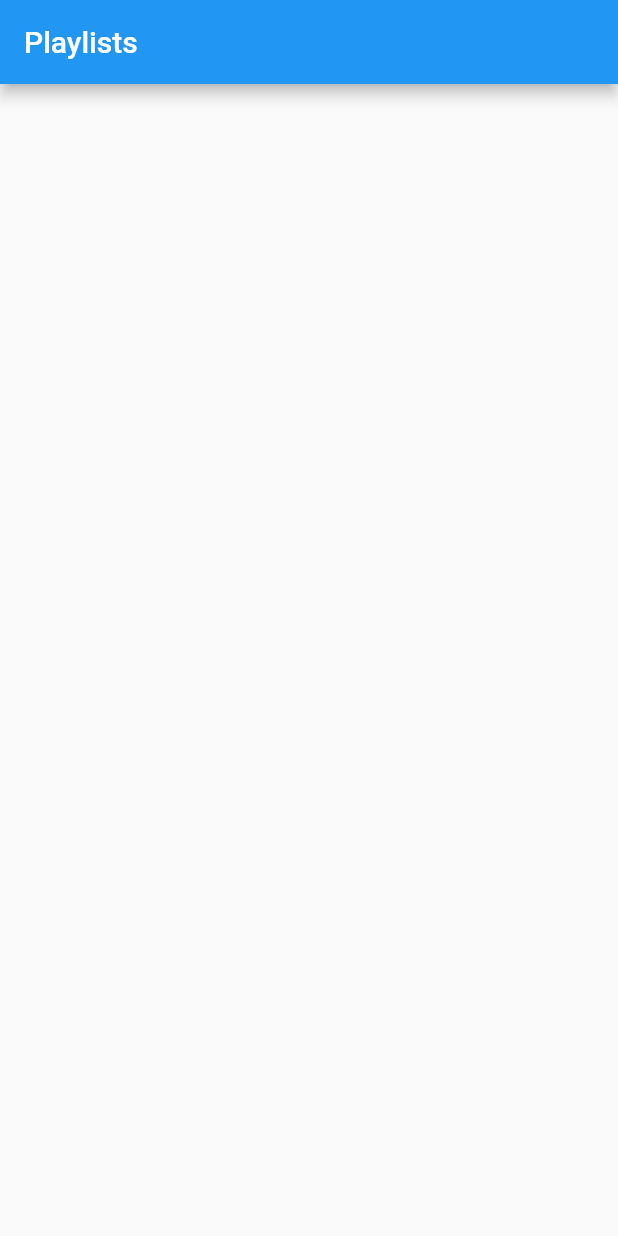
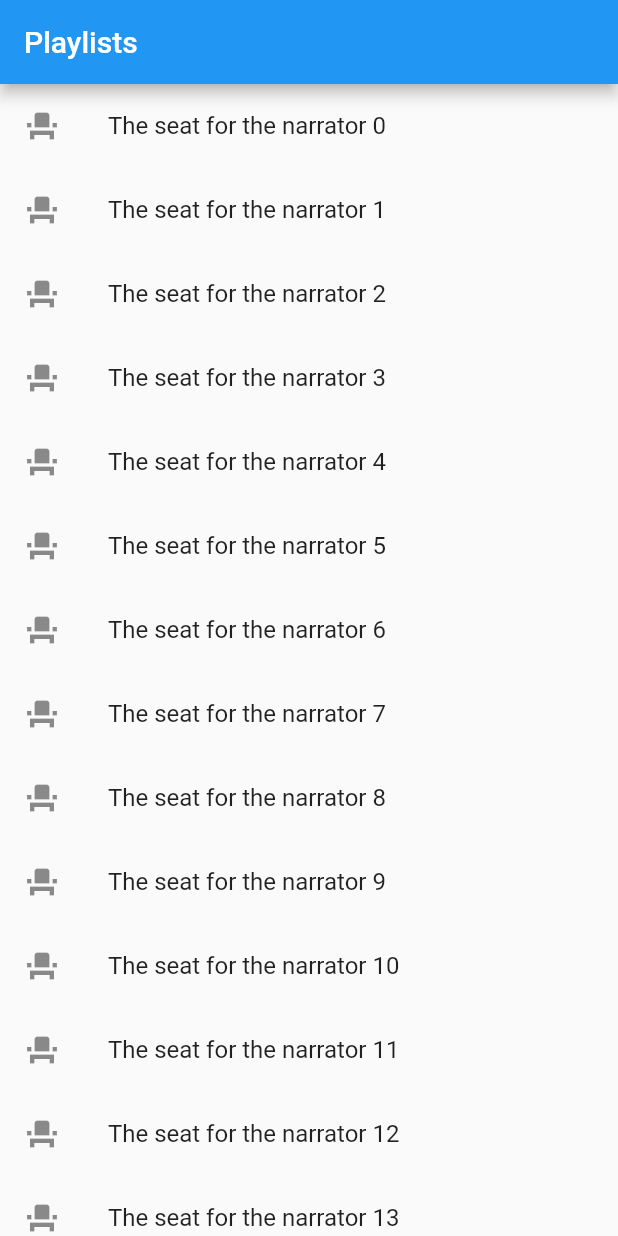
Before and after one commit to Kaelinator/song_sync, a Flutter app: the screen it shows after launch, on a phone screen of 412 x 824 dp. Run offline on Flutter 3.47's test engine with Material 2 defaults, Android fonts, the phone set to English and light mode, and no system bars.

Commit message:
implemented ListView playlist

```diff
--- a/lib/pages/playlists.dart
+++ b/lib/pages/playlists.dart
@@ -10,6 +10,15 @@ class PlaylistPageState extends State<PlaylistPage> {
   Widget build(BuildContext context) => new Scaffold(
     appBar: new AppBar(
       title: Text("Playlists")
+    ),
+    body: new ListView.builder(
+      itemCount: 20,
+      itemBuilder: (BuildContext context, int index) {
+        return new ListTile(
+          leading: const Icon(Icons.event_seat),
+          title: new Text('The seat for the narrator $index'),
+        );
+      }
     )
   );
 }
```
